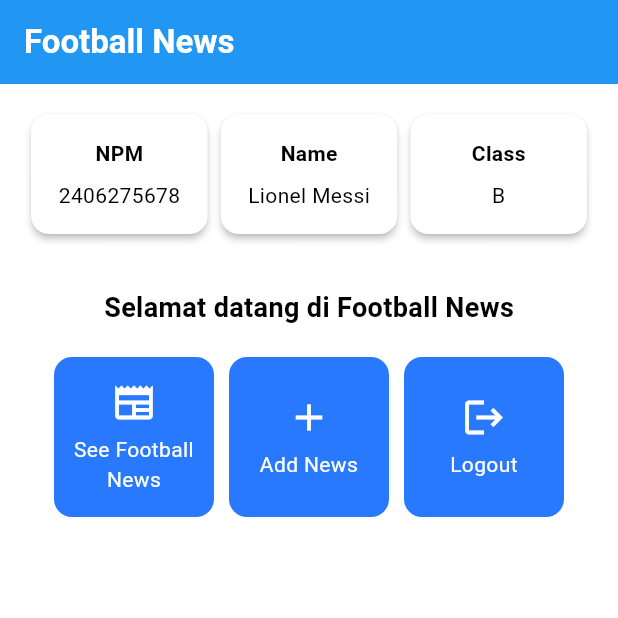
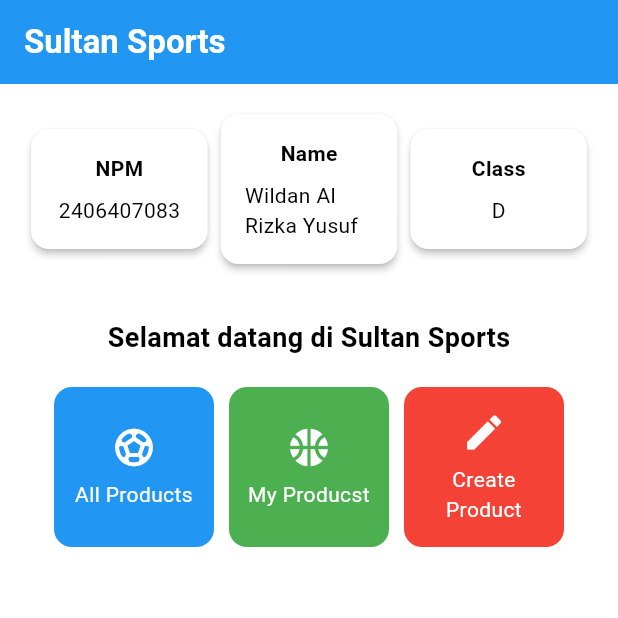
Before and after one commit to AvilioWatson/sultan-sports-mobile, a Flutter app: the screen it shows after launch, on a phone screen of 412 x 824 dp, the top half of it. Run offline on Flutter 3.47's test engine with Material 3 defaults, Android fonts, the light colour scheme and no system bars.

Commit message:
push tugas 7

```diff
--- a/lib/menu.dart
+++ b/lib/menu.dart
@@ -3,14 +3,14 @@ import 'package:flutter/material.dart';
 class MyHomePage extends StatelessWidget {
   MyHomePage({super.key});
 
-  final String nama = "Lionel Messi"; //nama
-  final String npm = "2406275678"; //npm
-  final String kelas = "B"; //kelas
+  final String nama = "Wildan Al Rizka Yusuf"; //nama
+  final String npm = "2406407083"; //npm
+  final String kelas = "D"; //kelas
 
   final List<ItemHomepage> items = [
-    ItemHomepage("See Football News", Icons.newspaper),
-    ItemHomepage("Add News", Icons.add),
-    ItemHomepage("Logout", Icons.logout),
+    ItemHomepage("All Products", Icons.sports_soccer, Colors.blue),
+    ItemHomepage("My Producst", Icons.sports_basketball, Colors.green),
+    ItemHomepage("Create Product", Icons.create, Colors.red),
   ];
 
   @override
@@ -21,7 +21,7 @@ class MyHomePage extends StatelessWidget {
       appBar: AppBar(
         // Judul aplikasi "Football News" dengan teks putih dan tebal.
         title: const Text(
-          'Football News',
+          'Sultan Sports',
           style: TextStyle(color: Colors.white, fontWeight: FontWeight.bold),
         ),
         // Warna latar belakang AppBar diambil dari skema warna tema aplikasi.
@@ -56,7 +56,7 @@ class MyHomePage extends StatelessWidget {
                   const Padding(
                     padding: EdgeInsets.only(top: 16.0),
                     child: Text(
-                      'Selamat datang di Football News',
+                      'Selamat datang di Sultan Sports',
                       style: TextStyle(
                         fontWeight: FontWeight.bold,
                         fontSize: 18.0,
@@ -124,8 +124,9 @@ class InfoCard extends StatelessWidget {
 class ItemHomepage {
   final String name;
   final IconData icon;
+  final Color color;
 
-  ItemHomepage(this.name, this.icon);
+  ItemHomepage(this.name, this.icon, this.color);
 }
 
 class ItemCard extends StatelessWidget {
@@ -139,7 +140,7 @@ class ItemCard extends StatelessWidget {
   Widget build(BuildContext context) {
     return Material(
       // Menentukan warna latar belakang dari tema aplikasi.
-      color: Theme.of(context).colorScheme.secondary,
+      color: item.color,
       // Membuat sudut kartu melengkung.
       borderRadius: BorderRadius.circular(12),
 
```
Also changed, not shown: 1 other file.
